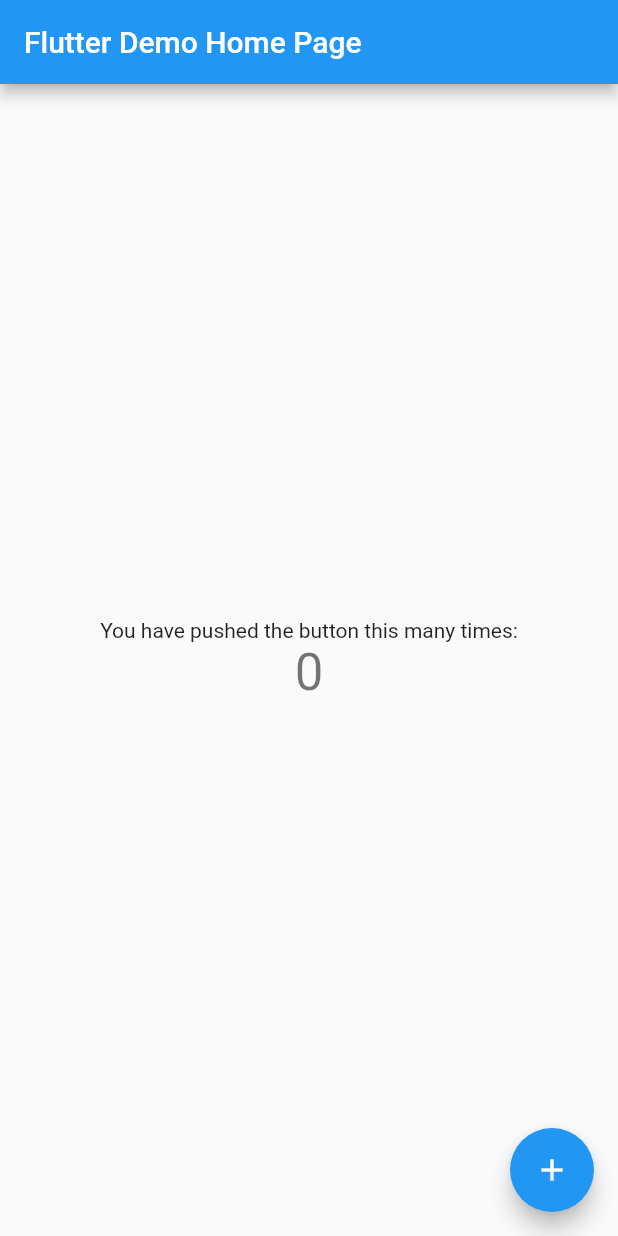
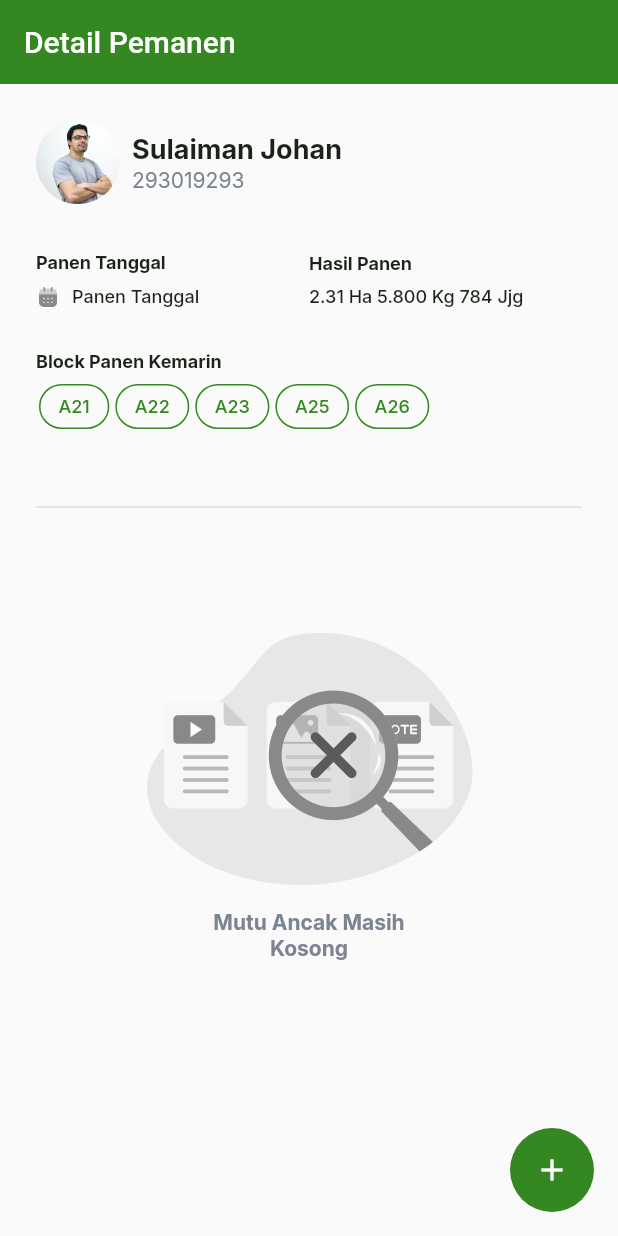
Before and after one commit to johansutrisno/pemanen-mobile, a Flutter app: the screen it shows after launch, on a phone screen of 412 x 824 dp. Run offline on Flutter 3.47's test engine with Material 2 defaults, Android fonts, the light colour scheme and no system bars; our stand-ins replace cached_network_image, flutter_svg, google_fonts.

Commit message:
feat: ui detail pemanen

```diff
--- /dev/null
+++ b/lib/component/pm_app_bar.dart
@@ -0,0 +1,23 @@
+import 'package:flutter/material.dart';
+import 'package:google_fonts/google_fonts.dart';
+
+import '../theme/theme.dart';
+
+class PmAppBar extends StatelessWidget implements PreferredSizeWidget {
+  const PmAppBar({Key? key, required this.title}) : super(key: key);
+
+  final String title;
+
+  @override
+  Widget build(BuildContext context) {
+    return AppBar(
+      iconTheme: const IconThemeData(color: Colors.white),
+      backgroundColor: primary,
+      title: Text(title),
+      elevation: 0,
+    );
+  }
+
+  @override
+  Size get preferredSize => const Size.fromHeight(kToolbarHeight);
+}
--- /dev/null
+++ b/lib/component/pm_asset.dart
@@ -0,0 +1,123 @@
+import 'package:cached_network_image/cached_network_image.dart';
+import 'package:flutter/material.dart';
+import 'package:flutter_svg/svg.dart';
+import 'package:path/path.dart' as p;
+
+import '../core/constants/assets.dart';
+import '../theme/theme.dart';
+
+enum _AssetType { local, network }
+
+class PmAsset extends StatelessWidget {
+  final String imagePath;
+  final double? width;
+  final double? height;
+  final BoxFit? fit;
+  final Color? color;
+  final double? scale;
+  final String? url;
+  final _AssetType _type;
+  final Widget? errorImage;
+  final AlignmentGeometry? alignment;
+
+  const PmAsset(
+    this.imagePath, {
+    Key? key,
+    this.width,
+    this.height,
+    this.fit,
+    this.scale,
+    this.color,
+    this.alignment,
+  })  : url = null,
+        _type = _AssetType.local,
+        errorImage = null,
+        super(key: key);
+
+  const PmAsset.network(
+    this.url, {
+    Key? key,
+    this.width,
+    this.height,
+    this.fit,
+    this.scale,
+    this.color,
+    this.errorImage,
+    this.alignment,
+  })  : imagePath = '',
+        _type = _AssetType.network,
+        super(key: key);
+
+  @override
+  Widget build(BuildContext context) {
+    if (imagePath.isEmpty && _type == _AssetType.local) {
+      return Container(
+        width: width,
+        height: height,
+        decoration: const BoxDecoration(
+          color: Colors.white,
+          shape: BoxShape.circle,
+        ),
+      );
+    }
+
+    if (p.extension(imagePath) == '.svg') {
+      return SvgPicture.asset(
+        imagePath,
+        width: width,
+        height: height,
+        fit: fit ?? BoxFit.contain,
+        color: color,
+      );
+    }
+
+    if (_type == _AssetType.network) {
+      if (url?.contains('.svg') == false) {
+        return CachedNetworkImage(
+          imageUrl: url ?? '',
+          placeholder: (context, url) => const Center(
+            child: SizedBox(
+              width: 20,
+              height: 20,
+              child: CircularProgressIndicator(
+                color: primary,
+                strokeWidth: 2,
+              ),
+            ),
+          ),
+          errorWidget: (context, url, error) => SizedBox(
+            width: width,
+            height: height,
+            child: errorImage ?? PmAsset(ImageAsset.getPath('logo-gram.jpg')),
+          ),
+          width: width,
+          height: height,
+          fit: fit,
+        );
+      } else {
+        return SvgPicture.network(
+          url ?? '',
+          width: width,
+          height: height,
+          fit: fit ?? BoxFit.contain,
+          color: color,
+          placeholderBuilder: (context) => SizedBox(
+            width: width,
+            height: height,
+            child: errorImage ?? Icon(Icons.image, size: width),
+          ),
+        );
+      }
+    }
+
+    return Image.asset(
+      imagePath,
+      width: width,
+      height: height,
+      fit: fit,
+      scale: scale,
+      color: color,
+      alignment: alignment ?? Alignment.center,
+    );
+  }
+}
--- /dev/null
+++ b/lib/core/constants/assets.dart
@@ -0,0 +1,11 @@
+class IconAsset {
+  static String getIconPath(String name) {
+    return 'assets/icons/$name';
+  }
+}
+
+class ImageAsset {
+  static String getPath(String? name) {
+    return 'assets/img/$name';
+  }
+}
--- /dev/null
+++ b/lib/core/constants/constants.dart
@@ -0,0 +1 @@
+class Constants {}
--- a/lib/main.dart
+++ b/lib/main.dart
@@ -1,4 +1,7 @@
 import 'package:flutter/material.dart';
+import 'package:google_fonts/google_fonts.dart';
+import 'package:pemanen_mobile/pages/detail_pemanen/detail_pemanen_screen.dart';
+import 'package:pemanen_mobile/theme/theme.dart';
 
 void main() {
   runApp(const MyApp());
@@ -7,109 +10,30 @@
 class MyApp extends StatelessWidget {
   const MyApp({Key? key}) : super(key: key);
 
-  // This widget is the root of your application.
   @override
   Widget build(BuildContext context) {
     return MaterialApp(
-      title: 'Flutter Demo',
+      debugShowCheckedModeBanner: false,
       theme: ThemeData(
-        // This is the theme of your application.
-        //
-        // Try running your application with "flutter run". You'll see the
-        // application has a blue toolbar. Then, without quitting the app, try
-        // changing the primarySwatch below to Colors.green and then invoke
-        // "hot reload" (press "r" in the console where you ran "flutter run",
-        // or simply save your changes to "hot reload" in a Flutter IDE).
-        // Notice that the counter didn't reset back to zero; the application
-        // is not restarted.
-        primarySwatch: Colors.blue,
+        primaryColor: primary,
+        backgroundColor: Colors.white,
+        dividerColor: black200,
+        appBarTheme: AppBarTheme(
+          elevation: 0,
+          backgroundColor: primary,
+          iconTheme: const IconThemeData(
+            color: Colors.white,
+          ),
+          centerTitle: false,
+          titleTextStyle: GoogleFonts.roboto(
+            fontWeight: FontWeight.w500,
+            color: Colors.white,
+            fontSize: 20,
+          ),
+        ),
+        fontFamily: GoogleFonts.inter().fontFamily,
       ),
-      home: const MyHomePage(title: 'Flutter Demo Home Page'),
+      home: const DetailPemanenScreen(),
     );
   }
 }
-
-class MyHomePage extends StatefulWidget {
-  const MyHomePage({Key? key, required this.title}) : super(key: key);
-
-  // This widget is the home page of your application. It is stateful, meaning
-  // that it has a State object (defined below) that contains fields that affect
-  // how it looks.
-
-  // This class is the configuration for the state. It holds the values (in this
-  // case the title) provided by the parent (in this case the App widget) and
-  // used by the build method of the State. Fields in a Widget subclass are
-  // always marked "final".
-
-  final String title;
-
-  @override
-  State<MyHomePage> createState() => _MyHomePageState();
-}
-
-class _MyHomePageState extends State<MyHomePage> {
-  int _counter = 0;
-
-  void _incrementCounter() {
-    setState(() {
-      // This call to setState tells the Flutter framework that something has
-      // changed in this State, which causes it to rerun the build method below
-      // so that the display can reflect the updated values. If we changed
-      // _counter without calling setState(), then the build method would not be
-      // called again, and so nothing would appear to happen.
-      _counter++;
-    });
-  }
-
-  @override
-  Widget build(BuildContext context) {
-    // This method is rerun every time setState is called, for instance as done
-    // by the _incrementCounter method above.
-    //
-    // The Flutter framework has been optimized to make rerunning build methods
-    // fast, so that you can just rebuild anything that needs updating rather
-    // than having to individually change instances of widgets.
-    return Scaffold(
-      appBar: AppBar(
-        // Here we take the value from the MyHomePage object that was created by
-        // the App.build method, and use it to set our appbar title.
-        title: Text(widget.title),
-      ),
-      body: Center(
-        // Center is a layout widget. It takes a single child and positions it
-        // in the middle of the parent.
-        child: Column(
-          // Column is also a layout widget. It takes a list of children and
-          // arranges them vertically. By default, it sizes itself to fit its
-          // children horizontally, and tries to be as tall as its parent.
-          //
-          // Invoke "debug painting" (press "p" in the console, choose the
-          // "Toggle Debug Paint" action from the Flutter Inspector in Android
-          // Studio, or the "Toggle Debug Paint" command in Visual Studio Code)
-          // to see the wireframe for each widget.
-          //
-          // Column has various properties to control how it sizes itself and
-          // how it positions its children. Here we use mainAxisAlignment to
-          // center the children vertically; the main axis here is the vertical
-          // axis because Columns are vertical (the cross axis would be
-          // horizontal).
-          mainAxisAlignment: MainAxisAlignment.center,
-          children: <Widget>[
-            const Text(
-              'You have pushed the button this many times:',
-            ),
-            Text(
-              '$_counter',
-              style: Theme.of(context).textTheme.headline4,
-            ),
-          ],
-        ),
-      ),
-      floatingActionButton: FloatingActionButton(
-        onPressed: _incrementCounter,
-        tooltip: 'Increment',
-        child: const Icon(Icons.add),
-      ), // This trailing comma makes auto-formatting nicer for build methods.
-    );
-  }
-}
--- /dev/null
+++ b/lib/pages/detail_pemanen/detail_pemanen_screen.dart
@@ -0,0 +1,148 @@
+import 'package:flutter/material.dart';
+import 'package:pemanen_mobile/component/pm_app_bar.dart';
+import 'package:pemanen_mobile/component/pm_asset.dart';
+import 'package:pemanen_mobile/core/constants/assets.dart';
+import 'package:pemanen_mobile/theme/theme.dart';
+
+class DetailPemanenScreen extends StatefulWidget {
+  const DetailPemanenScreen({Key? key}) : super(key: key);
+
+  @override
+  State<DetailPemanenScreen> createState() => _DetailPemanenScreenState();
+}
+
+class _DetailPemanenScreenState extends State<DetailPemanenScreen> {
+  final _dummyBlock = ['A21', 'A22', 'A23', 'A25', 'A26'];
+
+  @override
+  Widget build(BuildContext context) {
+    return Scaffold(
+      appBar: const PmAppBar(title: 'Detail Pemanen'),
+      body: Padding(
+        padding: const EdgeInsets.all(24.0),
+        child: ListView(
+          children: [
+            Row(
+              children: [
+                PmAsset(
+                  ImageAsset.getPath('dummy-profile.png'),
+                  width: 56,
+                  height: 56,
+                ),
+                const SizedBox(width: 8),
+                Column(
+                  crossAxisAlignment: CrossAxisAlignment.start,
+                  children: [
+                    Text(
+                      'Sulaiman Johan',
+                      style: headingMedium,
+                    ),
+                    Text(
+                      '293019293',
+                      style: bodyRegular,
+                    ),
+                  ],
+                )
+              ],
+            ),
+            const SizedBox(height: 32),
+            Row(
+              children: [
+                Expanded(
+                  child: Column(
+                    crossAxisAlignment: CrossAxisAlignment.start,
+                    children: [
+                      Text(
+                        'Panen Tanggal',
+                        style: labelBold,
+                      ),
+                      const SizedBox(height: 8),
+                      Row(
+                        children: [
+                          PmAsset(IconAsset.getIconPath('calendar.svg')),
+                          const SizedBox(width: 8),
+                          Text(
+                            'Panen Tanggal',
+                            style: labelRegular,
+                          ),
+                        ],
+                      )
+                    ],
+                  ),
+                ),
+                Expanded(
+                  child: Column(
+                    crossAxisAlignment: CrossAxisAlignment.start,
+                    children: [
+                      Text(
+                        'Hasil Panen',
+                        style: labelBold,
+                      ),
+                      const SizedBox(height: 8),
+                      Text(
+                        '2.31 Ha 5.800 Kg 784 Jjg',
+                        style: labelRegular,
+                      ),
+                    ],
+                  ),
+                )
+              ],
+            ),
+            const SizedBox(height: 28),
+            Text(
+              'Block Panen Kemarin',
+              style: labelBold,
+            ),
+            const SizedBox(height: 8),
+            Wrap(
+              children: List.generate(
+                _dummyBlock.length,
+                (index) => Container(
+                  margin: const EdgeInsets.symmetric(horizontal: 2),
+                  padding: const EdgeInsets.symmetric(
+                    horizontal: 12,
+                    vertical: 7,
+                  ),
+                  decoration: BoxDecoration(
+                    borderRadius: BorderRadius.circular(100),
+                    border: Border.all(
+                      color: primary,
+                    ),
+                  ),
+                  child: Text(
+                    _dummyBlock[index],
+                    style: labelRegular.copyWith(color: primary),
+                  ),
+                ),
+              ),
+            ),
+            const SizedBox(height: 44),
+            const Divider(),
+            const SizedBox(height: 60),
+            Column(
+              mainAxisSize: MainAxisSize.min,
+              children: [
+                PmAsset(
+                  ImageAsset.getPath('ilustrasi-empty.png'),
+                  width: double.infinity,
+                  height: 200,
+                ),
+                Text(
+                  'Mutu Ancak Masih \nKosong',
+                  style: bodyBold.copyWith(color: mediumEmphasis),
+                  textAlign: TextAlign.center,
+                )
+              ],
+            )
+          ],
+        ),
+      ),
+      floatingActionButton: FloatingActionButton(
+        onPressed: () {},
+        backgroundColor: primary,
+        elevation: 0,
+        child: const Icon(Icons.add),
+      ),
+    );
+  }
+}
--- /dev/null
+++ b/lib/theme/colors.dart
@@ -0,0 +1,9 @@
+part of 'theme.dart';
+
+const Color primaryDark = Color(0xFF2b711c);
+const Color primary = Color(0xFF358721);
+
+const Color highEmphasis = Color(0xFF1A2318);
+const Color mediumEmphasis = Color(0xFF7B8591);
+
+const Color black200 = Color(0xFFD0D0D0);
--- /dev/null
+++ b/lib/theme/overlays.dart
@@ -0,0 +1,13 @@
+part of 'theme.dart';
+
+final overlayStyle = Platform.isAndroid
+    ? const SystemUiOverlayStyle(
+        statusBarBrightness: Brightness.light,
+        statusBarColor: primaryDark,
+        statusBarIconBrightness: Brightness.light,
+      )
+    : const SystemUiOverlayStyle(
+        statusBarBrightness: Brightness.dark,
+        statusBarColor: primaryDark,
+        statusBarIconBrightness: Brightness.dark,
+      );
--- /dev/null
+++ b/lib/theme/texts.dart
@@ -0,0 +1,36 @@
+part of 'theme.dart';
+
+TextStyle headingMedium = GoogleFonts.inter(
+  fontWeight: FontWeight.w700,
+  fontSize: 18,
+  color: highEmphasis,
+  height: 1.26,
+);
+
+TextStyle bodyBold = GoogleFonts.inter(
+  fontWeight: FontWeight.w700,
+  fontSize: 14,
+  color: mediumEmphasis,
+  height: 1.22,
+);
+
+TextStyle bodyRegular = GoogleFonts.inter(
+  fontWeight: FontWeight.w400,
+  fontSize: 14,
+  color: mediumEmphasis,
+  height: 1.22,
+);
+
+TextStyle labelBold = GoogleFonts.inter(
+  fontWeight: FontWeight.w700,
+  fontSize: 12,
+  color: highEmphasis,
+  height: 1.18,
+);
+
+TextStyle labelRegular = GoogleFonts.inter(
+  fontWeight: FontWeight.w500,
+  fontSize: 12,
+  color: highEmphasis,
+  height: 1.18,
+);
--- /dev/null
+++ b/lib/theme/theme.dart
@@ -0,0 +1,10 @@
+import 'dart:io';
+
+import 'package:flutter/cupertino.dart';
+import 'package:flutter/material.dart';
+import 'package:flutter/services.dart';
+import 'package:google_fonts/google_fonts.dart';
+
+part 'colors.dart';
+part 'overlays.dart';
+part 'texts.dart';
```
Also changed, not shown: pubspec.yaml (+11 -71 lines), assets/icons/calendar.svg (added), assets/img/dummy-profile.png (added), assets/img/ilustrasi-empty.png (added), pubspec.lock, 3 other files.
